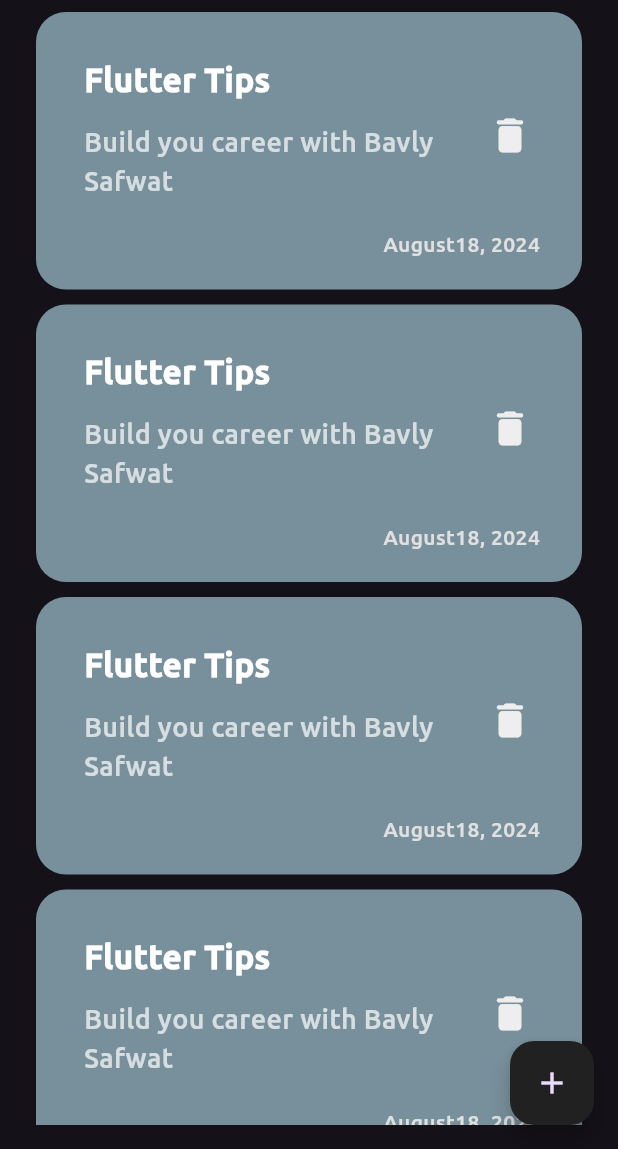
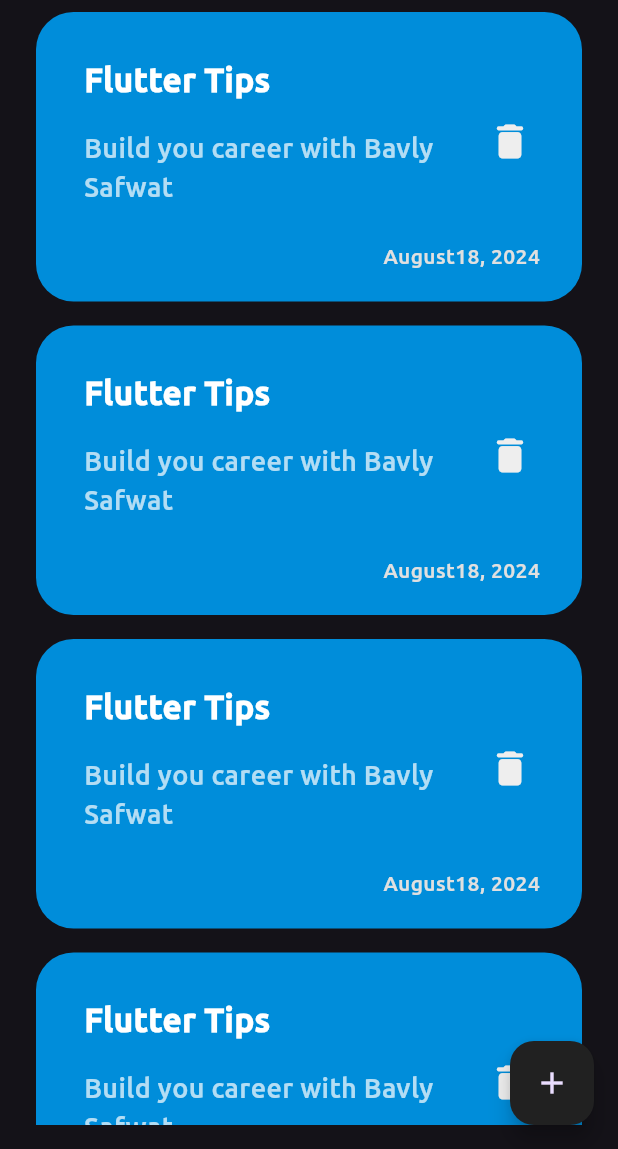
Before and after one commit to bavlysafwatt/NoteHive, a Flutter app: the screen it shows after launch, on a phone screen of 412 x 824 dp, the part 87-1236 px from its top. Run offline on Flutter 3.47's test engine with Material 3 defaults, Android fonts, the phone set to English and light mode, and no system bars.

Commit message:
create edit note page

```diff
--- a/lib/components/custom_button.dart
+++ b/lib/components/custom_button.dart
@@ -23,7 +23,7 @@ class CustomButton extends StatelessWidget {
             style: const TextStyle(
               fontFamily: 'Ubuntu',
               fontSize: 18,
-              fontWeight: FontWeight.w500,
+              fontWeight: FontWeight.bold,
               color: Colors.white,
             ),
           ),
--- a/lib/components/note_item.dart
+++ b/lib/components/note_item.dart
@@ -1,20 +1,29 @@
 import 'package:flutter/material.dart';
+import 'package:notes_app/pages/edit_note_page.dart';
 
 class NoteItem extends StatelessWidget {
   const NoteItem({super.key});
 
   @override
   Widget build(BuildContext context) {
-    return Container(
-      margin: const EdgeInsets.only(bottom: 10),
+    return GestureDetector(
+      onTap: () {
+        Navigator.of(context).push(
+          MaterialPageRoute(
+            builder: (context) => const EditNotePage(),
+          ),
+        );
+      },
+      child: Container(
+        margin: const EdgeInsets.only(bottom: 16),
         padding: const EdgeInsets.only(
           top: 20,
           bottom: 20,
           left: 16,
         ),
         decoration: BoxDecoration(
-        color: Colors.blueGrey.shade400,
-        borderRadius: BorderRadius.circular(20),
+          color: const Color(0xff008DDA),
+          borderRadius: BorderRadius.circular(25),
         ),
         child: Column(
           crossAxisAlignment: CrossAxisAlignment.end,
@@ -29,7 +38,7 @@ class NoteItem extends StatelessWidget {
                 ),
               ),
               subtitle: Padding(
-              padding: const EdgeInsets.symmetric(vertical: 12.0),
+                padding: const EdgeInsets.symmetric(vertical: 16.0),
                 child: Text(
                   'Build you career with Bavly Safwat',
                   style: TextStyle(
@@ -59,6 +68,7 @@ class NoteItem extends StatelessWidget {
             )
           ],
         ),
+      ),
     );
   }
 }
```
Also changed, not shown: lib/pages/edit_note_page.dart (added, +10 -0 lines). Lines whose indentation alone changed are shown as unchanged.
